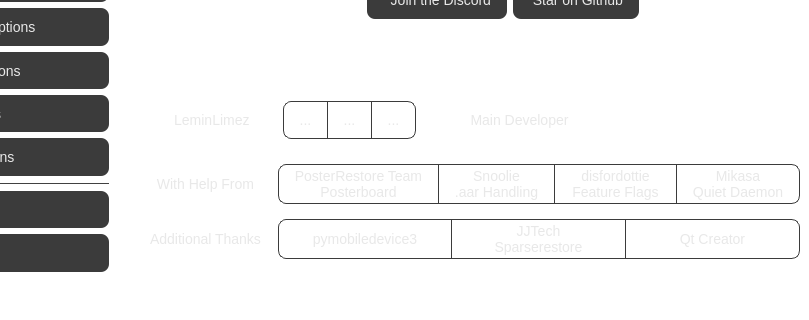
leminlimez/Nugget, file qt/mainwindow.ui: the form before one commit; both pictures show x 191 to 1000 and y 280 to 600 of the 1000 by 600 pixel window.
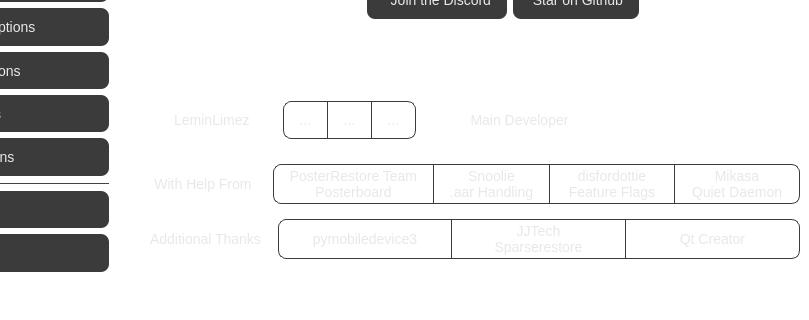
The form after the commit. Icons and pictures are not drawn.

Commit message: add posterrestore team names to credits

```diff
--- a/qt/mainwindow.ui
+++ b/qt/mainwindow.ui
@@ -1385,7 +1385,7 @@
                       </property>
                       <property name="minimumSize">
                        <size>
-                        <width>145</width>
+                        <width>140</width>
                         <height>35</height>
                        </size>
                       </property>
```
Left out of the diff: 3 changed lines with no effect on the pictures. The commit also changes 2 other files.
